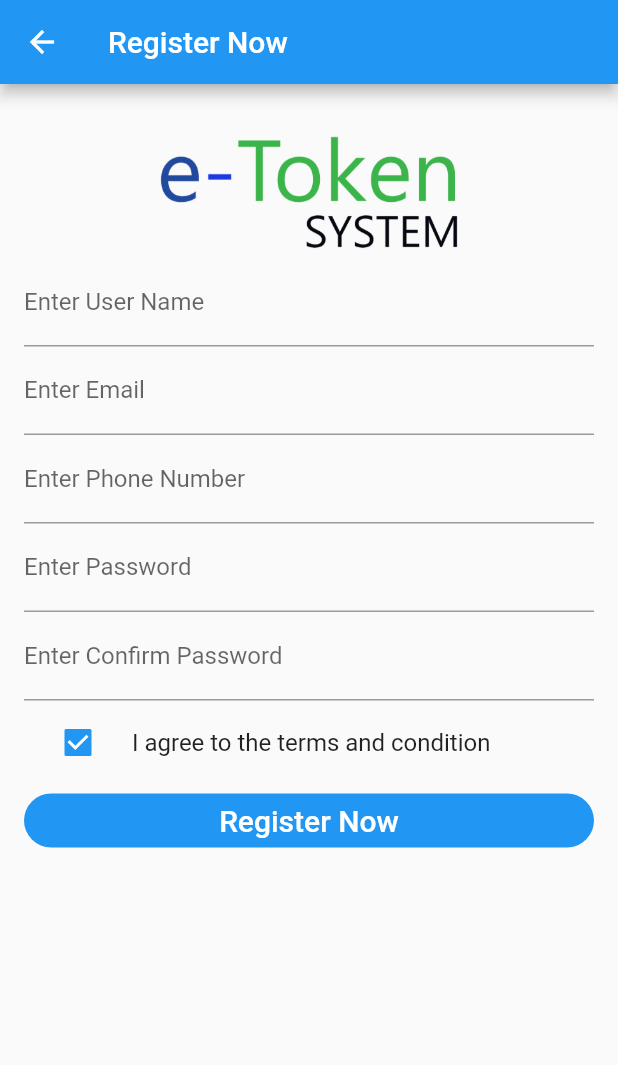
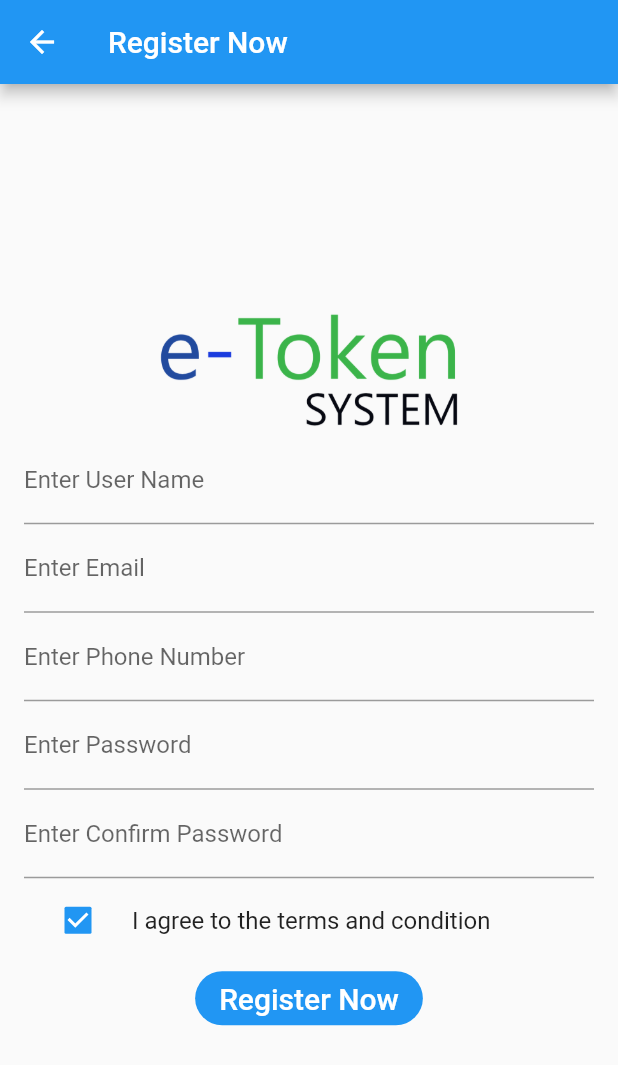
Before and after one commit to abeeramir41/E_Token_System_App_flutter-main, a Flutter app: the SignUpForm screen opened directly, on a phone screen of 412 x 824 dp. Shown: the top 1065 px of the screen. Run offline on Flutter 3.47's test engine with Material 2 defaults, Android fonts, the phone set to English and light mode, and no system bars; our stand-ins replace animated_splash_screen, cloud_firestore, firebase_auth, firebase_core, firebase_messaging, fluttertoast; accounts and stored records are empty.

Commit message:
first commit

```diff
--- a/lib/registerScreen.dart
+++ b/lib/registerScreen.dart
@@ -53,13 +53,18 @@ class SignUpFormState extends State<SignUpForm> {
       appBar: AppBar(
         title: Text('Register Now'),
       ),
-      body: Form(
-        key: _formKey,
-        child: SafeArea(
-          child: Padding(
-            padding: const EdgeInsets.all(16.0),
-            child: new ListView(
-              children: getFormWidget(),
+      body: Center(
+        child: SingleChildScrollView(
+          physics: NeverScrollableScrollPhysics(),
+          child: Form(
+            key: _formKey,
+            child: SafeArea(
+              child: Padding(
+                padding: const EdgeInsets.all(16.0),
+                child: new Column(
+                  children: getFormWidget(),
+                ),
+              ),
             ),
           ),
         ),
```
Also changed, not shown: lib/Home_Form.dart (+15 -15 lines), lib/Token_List.dart (+16 -16 lines).
